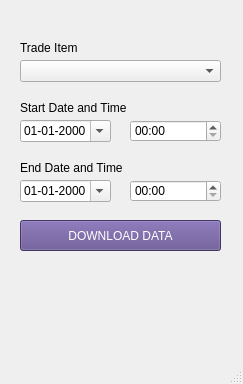
Before: the Qt Designer form Designer UI Files/appdesign.ui in ombinya/forex-historical-data-downloader, drawn with Qt 5.
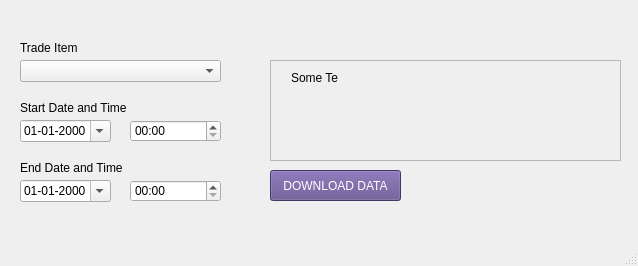
After: the same form once the commit is applied.

Commit message: Data capture steps displayed in GUI

```diff
--- a/Designer UI Files/appdesign.ui
+++ b/Designer UI Files/appdesign.ui
@@ -2,19 +2,24 @@
 <ui version="4.0">
  <class>MainWindow</class>
  <widget class="QMainWindow" name="MainWindow">
+  <property name="enabled">
+   <bool>true</bool>
+  </property>
   <property name="geometry">
    <rect>
     <x>0</x>
     <y>0</y>
-    <width>243</width>
-    <height>384</height>
+    <width>638</width>
+    <height>266</height>
    </rect>
   </property>
   <property name="windowTitle">
    <string>MainWindow</string>
   </property>
   <property name="styleSheet">
-   <string notr="true"/>
+   <string notr="true"># DOWNLOAD_PROGRESS_LOG QLabel {
+	color: red;
+}</string>
   </property>
   <widget class="QWidget" name="centralwidget">
    <widget class="QComboBox" name="ASSET_OPTIONS">
@@ -43,9 +48,9 @@
    <widget class="QPushButton" name="DOWNLOAD_BUTTON">
     <property name="geometry">
      <rect>
-      <x>20</x>
-      <y>220</y>
-      <width>201</width>
+      <x>270</x>
+      <y>170</y>
+      <width>131</width>
       <height>31</height>
      </rect>
     </property>
@@ -148,6 +153,42 @@
      <string>End Date and Time</string>
     </property>
    </widget>
+   <widget class="QScrollArea" name="DOWNLOAD_PROGRESS_LOG">
+    <property name="geometry">
+     <rect>
+      <x>270</x>
+      <y>60</y>
+      <width>351</width>
+      <height>101</height>
+     </rect>
+    </property>
+    <property name="widgetResizable">
+     <bool>true</bool>
+    </property>
+    <widget class="QWidget" name="scrollAreaWidgetContents">
+     <property name="geometry">
+      <rect>
+       <x>0</x>
+       <y>0</y>
+       <width>349</width>
+       <height>99</height>
+      </rect>
+     </property>
+     <widget class="QLabel" name="label_4">
+      <property name="geometry">
+       <rect>
+        <x>20</x>
+        <y>10</y>
+        <width>47</width>
+        <height>13</height>
+       </rect>
+      </property>
+      <property name="text">
+       <string>Some Text</string>
+      </property>
+     </widget>
+    </widget>
+   </widget>
   </widget>
   <widget class="QMenuBar" name="menubar">
    <property name="geometry">
```
Left out of the diff: 2 changed lines with no effect on the pictures. The commit also changes 3 other files.
